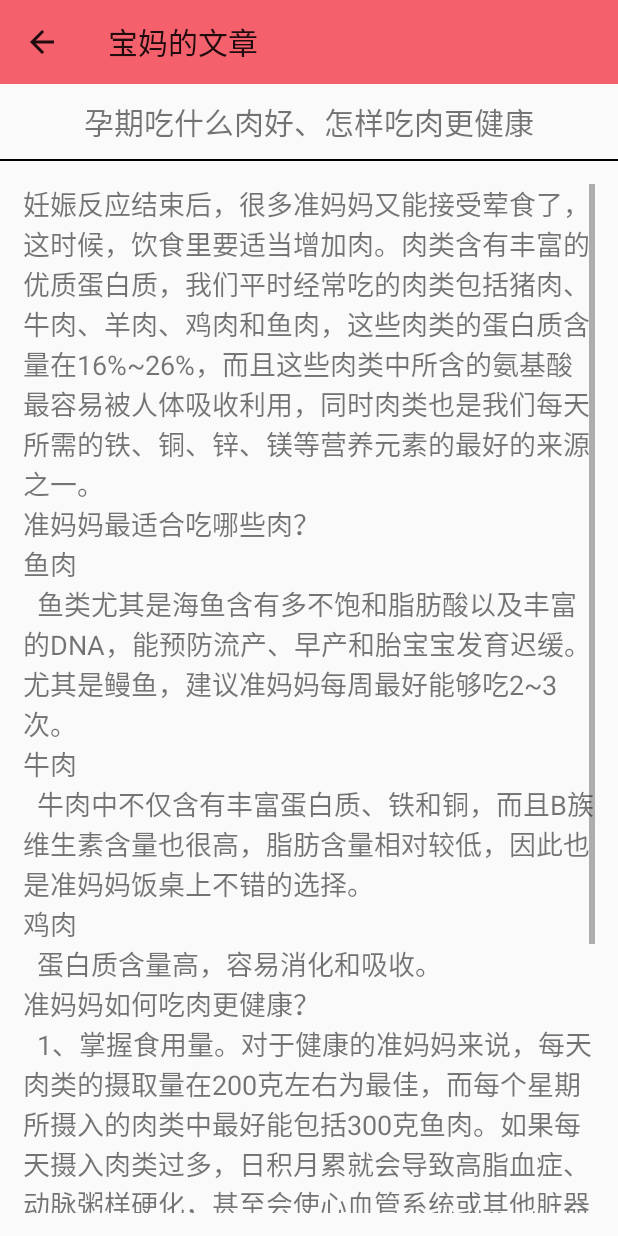
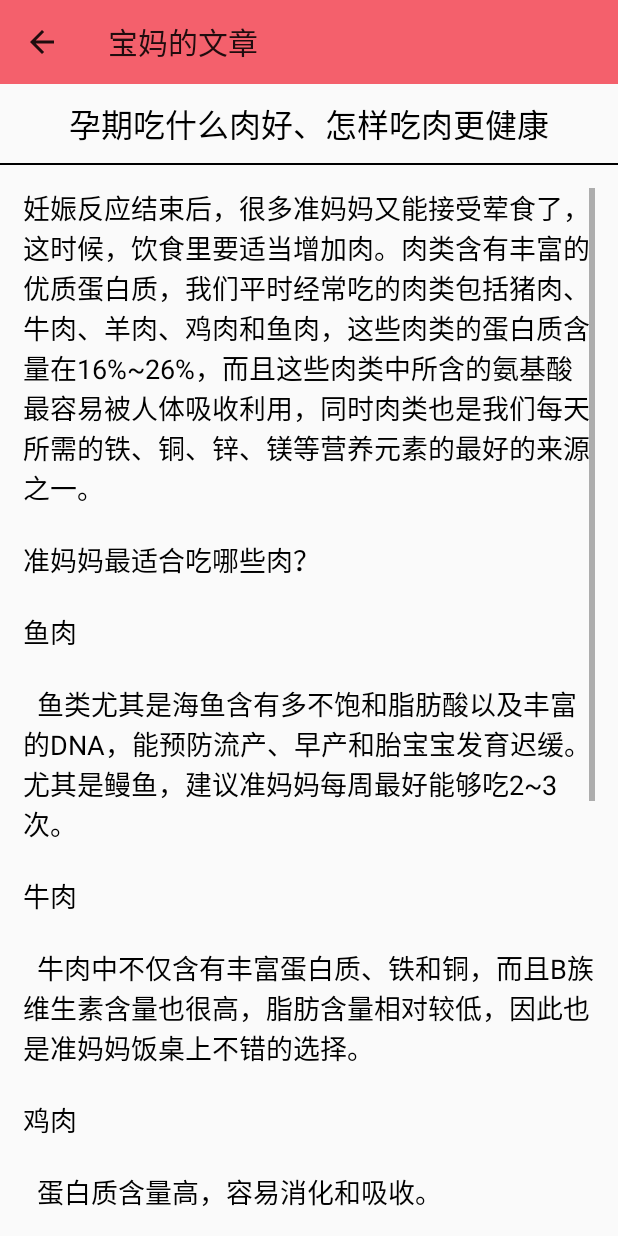
Before and after one commit to Jooooeeee/YunXiaoTang, an Android app: the WenZhangBtnActivity screen opened directly, with no data from a screen before it, after a tap on "孕期吃什么肉好，怎样吃肉更健康", on a phone screen of 412 x 824 dp. Run offline under Robolectric (Android 15) with nearby library versions, the phone set to English and light mode, and no system bars.

```diff
--- a/app/src/main/java/com/example/joe/WenZhangBtnActivity.java
+++ b/app/src/main/java/com/example/joe/WenZhangBtnActivity.java
@@ -39,13 +39,13 @@ public class WenZhangBtnActivity extends AppCompatActivity {
             public void onClick(View view) {
                 String titile="科学补充维生素C";
                 String content="维生素C在胎宝宝脑发育期起到提高脑功能敏锐的作用，孕期准妈妈充足地摄取维生素C，可以提高胎宝宝的智力。还有，维生素C对于胎宝宝的皮肤、骨骼、牙齿以及造血器官的生长发育有促进作用。另外，维生素C能够增强机体的免疫力，促进钙和铁的吸收，可以提高抗病能力并有效预防缺钙和缺铁。" +
-                        "怎样科学补充维生素C\n" +
+                        "怎样科学补充维生素C\n\n" +
                         "  1．可通过食用富含维生素C的蔬果来补充，如西红柿、青椒、黄瓜、菜花、大枣、草莓、柑橘、猕猴桃等。\n" +
                         "  2．蔬菜不要浸泡或煮得过久。\n" +
                         "  3．蔬菜尽量先洗再切，这样可以减少维生素C溶于水中的量。\n" +
                         "  4．蔬菜被撕碎、挤压都会造成维生素C的流失，因此应尽量吃新鲜蔬菜。\n" +
                         "  5．炒菜时，为了绿色蔬菜更青翠好看，有时会加点小苏打，维生素C就这样流失了。\n" +
-                        "  维生素C过量也有危害\n" +
+                        "  维生素C过量也有危害\n\n" +
                         "  准妈妈适量补充维生素C，每日大约130毫克，可预防胎宝宝先天性畸形，但是如果摄入过量，超过1000毫克，则会影响胚胎发育，长期过量服用还会使宝宝在出生后发生坏血症。此外，超过正常剂量很多倍服用维生素C，可能刺激准妈妈胃黏膜致出血并形成尿路结石。\n" +
                         "";
                 Intent intent=new Intent(WenZhangBtnActivity.this,WenActivity.class);
@@ -64,26 +64,26 @@ public class WenZhangBtnActivity extends AppCompatActivity {
                         "起居应以平和为上，如早晨多吸收新鲜空气，适当地活动，每日保证睡眠8小时，条件允许可以午睡一会。既不要过于贪睡，也不要太过劳累。养成每日定时大便的习惯，保证大便通畅，但避免用泻药。\n" +
                         "注意个人卫生" +
                         "多换衣，勤洗澡，但不宜选择盆浴。因为脏水和细菌会进入阴道引发感染。特别要注意阴部清洁，防止病菌感染；衣着应宽大，腰带不宜束紧；平时应穿平底鞋。\n" +
-                        "合理饮食\n" +
-                        "  薏米、山楂、螃蟹、甲鱼不宜多吃或尽量不吃。选择富含各种维生素及矿物质的食品，如各种蔬菜、水果、豆类、蛋类、肉类等\n" +
+                        "合理饮食\n\n" +
+                        "  薏米、山楂、螃蟹、甲鱼不宜多吃或尽量不吃。选择富含各种维生素及矿物质的食品，如各种蔬菜、水果、豆类、蛋类、肉类等\n\n" +
                         "影响腹部的动作要注意，" +
-                        "避免使腹部紧张或受压迫的动作，如弯腰、搬动重物、伸手到高处去取东西及频繁的上楼下楼等活动。\n" +
-                        "保持心情舒畅\n" +
+                        "避免使腹部紧张或受压迫的动作，如弯腰、搬动重物、伸手到高处去取东西及频繁的上楼下楼等活动。\n\n" +
+                        "保持心情舒畅\n\n" +
                         "   自然流产是因为准妈妈大脑皮层下中枢兴奋亢进所致，实验证明神经系统的功能状态对流产起着决定性的作用，因此妊娠期精神要舒畅，避免各种刺激。\n" +
-                        "＊孕事叮咛\n" +
-                        "  如果在孕早期发生自然流产，准妈妈不要太过于伤心，因为自然流产是一种淘汰缺陷胎\n" +
-                        "  宝宝的机制，不是完全有害的，流产后，一定要注意坐个小月子，养好身体。\n" +
+                        "＊孕事叮咛\n\n" +
+                        "  如果在孕早期发生自然流产，准妈妈不要太过于伤心，因为自然流产是一种淘汰缺陷胎\n\n" +
+                        "  宝宝的机制，不是完全有害的，流产后，一定要注意坐个小月子，养好身体。\n\n" +
                         "  小心易导致流产食物\n" +
                         "  妊娠期间，准妈妈应注意营养的摄入，但同时也该注意到有些饮食会对自己或者胎宝宝产生不良影响。准妈妈要熟悉对保胎、安胎不" +
-                        "利的食物。\n" +
-                        "  易导致流产的食物表：\n  薏米:对子宫平滑肌有兴奋作用，可促使子宫收缩，因而有诱发流产的可能。\n" +
-                        "  马齿苋:性寒凉而滑利，对于子宫有明显的兴奋作用，能使子宫收缩次数增多、强度増大，易造成流产。\n" +
-                        "  桂圆:性温味甘，极易助火，动胎动血。准妈妈食用后可能会出现燥热现象，甚至引起腹痛、“见红”等流产症状，甚至引起流产或早产。\n" +
-                        "  杏、杏仁:味酸性热，有滑胎作用。\n" +
-                        "  山楂:对子宫有收缩作用，准妈妈若大量食用山楂食品，会刺激子官收缩，甚至导致流产。\n" +
-                        "  芦荟:芦荟含有一定的毒素，准妈妈若饮用芦荟汁，会导致子宫出血，甚至造成流产。\n" +
-                        "  螃蟹:性寒凉，可用于活血祛瘀，也因而对准妈妈不利，尤其是蟹爪，易引发流产。\n" +
-                        "  甲鱼:性寒，有滋阴益肾的功效，但同时还有着较强的活血散瘀作用，准妈妈若食用容易造成流产\n";
+                        "利的食物。\n\n" +
+                        "  易导致流产的食物表：\n  薏米:对子宫平滑肌有兴奋作用，可促使子宫收缩，因而有诱发流产的可能。\n\n" +
+                        "  马齿苋:性寒凉而滑利，对于子宫有明显的兴奋作用，能使子宫收缩次数增多、强度増大，易造成流产。\n\n" +
+                        "  桂圆:性温味甘，极易助火，动胎动血。准妈妈食用后可能会出现燥热现象，甚至引起腹痛、“见红”等流产症状，甚至引起流产或早产。\n\n" +
+                        "  杏、杏仁:味酸性热，有滑胎作用。\n\n" +
+                        "  山楂:对子宫有收缩作用，准妈妈若大量食用山楂食品，会刺激子官收缩，甚至导致流产。\n\n" +
+                        "  芦荟:芦荟含有一定的毒素，准妈妈若饮用芦荟汁，会导致子宫出血，甚至造成流产。\n\n" +
+                        "  螃蟹:性寒凉，可用于活血祛瘀，也因而对准妈妈不利，尤其是蟹爪，易引发流产。\n\n" +
+                        "  甲鱼:性寒，有滋阴益肾的功效，但同时还有着较强的活血散瘀作用，准妈妈若食用容易造成流产\n\n";
                 Intent intent=new Intent(WenZhangBtnActivity.this,WenActivity.class);
                 intent.putExtra("title",titile);
                 intent.putExtra("content",content);
@@ -94,21 +94,21 @@ public class WenZhangBtnActivity extends AppCompatActivity {
             @Override
             public void onClick(View view) {
                 String titile="孕3月保健护理";
-                String content="  该去医院进行第一次正式产检了产前检査在很大程度上可以为准妈妈和胎宝宝的健康提供保证。定期进行产前检查，与医生保持密切的联系，是每个准妈妈都应该积极去做的。\n" +
-                        "  第一次产检什么时候去\n" +
-                        "  一般来说，系统的产前检查从怀孕11～13周开始。但各地医院的规定可能略有差异，特别是医疗资源颇为紧张的大城市，如北京、上海等。第一次产前检查的时候最好提前到7～9周，准妈妈最好提前询问自己选择的医院的具体规定。\n" +
-                        "  第一次产检有哪些项目\n" +
-                        "  第一次产检时，医生会测量准妈妈的身高、体重、血压、宫高、腹围，进行全身体格检查，并核对孕周。此外，准妈妈还需进行一系列实验室检查，包括血常规、血型、乙丙肝抗体、艾滋病抗体、梅毒抗体、肝功能、尿检、心电图检查。\n" +
-                        "＊孕事叮咛\n" +
-                        "  准妈妈最好在上午空腹去医院，因为需要进行各种血常规检查。还应带一瓶水。做过全身体检者可以带上体检报告，有些检查项目就不必重复检查了。\n" +
-                        "11周进行NT排畸檢査\n" +
+                String content="  该去医院进行第一次正式产检了产前检査在很大程度上可以为准妈妈和胎宝宝的健康提供保证。定期进行产前检查，与医生保持密切的联系，是每个准妈妈都应该积极去做的。\n\n" +
+                        "  第一次产检什么时候去\n\n" +
+                        "  一般来说，系统的产前检查从怀孕11～13周开始。但各地医院的规定可能略有差异，特别是医疗资源颇为紧张的大城市，如北京、上海等。第一次产前检查的时候最好提前到7～9周，准妈妈最好提前询问自己选择的医院的具体规定。\n\n" +
+                        "  第一次产检有哪些项目\n\n" +
+                        "  第一次产检时，医生会测量准妈妈的身高、体重、血压、宫高、腹围，进行全身体格检查，并核对孕周。此外，准妈妈还需进行一系列实验室检查，包括血常规、血型、乙丙肝抗体、艾滋病抗体、梅毒抗体、肝功能、尿检、心电图检查。\n\n" +
+                        "＊孕事叮咛\n\n" +
+                        "  准妈妈最好在上午空腹去医院，因为需要进行各种血常规检查。还应带一瓶水。做过全身体检者可以带上体检报告，有些检查项目就不必重复检查了。\n\n" +
+                        "11周进行NT排畸檢査\n\n" +
                         "  NT检查实际上是超声检查胎儿须项透明带。有相关的研究发现，在准妈妈怀孕11～14周，若孩子的颈项透明带增厚，就说明胎儿可能有问题。颈项透明带增厚也与胎儿染色体核型、胎儿先天性心脏病以及其他结构畸形有关，颈项透明带越厚，胎儿异常的概率越大。" +
                         "因此，NT检查的目的是在妊娠较早阶段筛查染色体疾病和发现多种原因造成的胎儿异常。" +
                         "医生可通过B超进行NT检查胎宝宝的颈项透明带的厚度。若测量值小于3毫米则属于正常，若是超过3毫米就需要进一步检査，如进行羊水穿刺等" +
-                        "NT检查最好在怀孕11-14周做，比做中孕期血清唐氏综合征筛查的时间更早。而过了14周，过多的液体可能被宝宝正在发育的淋巴系统吸收，检查会不准确。\n" +
-                        "＊孕事叮咛\n" +
-                        "  NT检查，然后再配合抽血化验，唐氏综合征的检出率能达到85％以上。\n" +
-                        "  建档都需要做什么准备\n" +
+                        "NT检查最好在怀孕11-14周做，比做中孕期血清唐氏综合征筛查的时间更早。而过了14周，过多的液体可能被宝宝正在发育的淋巴系统吸收，检查会不准确。\n\n" +
+                        "＊孕事叮咛\n\n" +
+                        "  NT检查，然后再配合抽血化验，唐氏综合征的检出率能达到85％以上。\n\n" +
+                        "  建档都需要做什么准备\n\n" +
                         "  大部分医院要求满孕12周才给建档,但有的医院孕6周就开始预建档，有的则要求在孕16周时才可以。如果此前都没有做过产检在建档时需要先做B超，若胎儿在官腔中，有胎心，就可以建档了。建档需要携带的材料也不同，有些医院只要夫妻双方的身份证就可以了，有的则要求必须带准生证或围产卡、母子健康档案等。决定了在哪家医院建档后，最好先向医院咨询清楚，做好心理准备。" +
                         "如果之前没做过检查，医生会让你先做B超，看看胎儿是否正常。胎儿正常，医生会填一张表，内容包括姓名、年龄、家庭住址、结婚年龄、月经情况、既往怀孕情况、既往病史、有无外伤史、药物过敏史、家族遗传病、怀孕前后有无用过药物、有无接受过放射线等。" +
                         "填完表之后，医生会安排你做一系列检查，大概有身高、体重、血压、宫高、腹围、胎方位、胎心、尿常规、血常规、心电图等。";
@@ -122,18 +122,18 @@ public class WenZhangBtnActivity extends AppCompatActivity {
             @Override
             public void onClick(View view) {
                 String titile="孕期吃什么肉好、怎样吃肉更健康";
-                String content="妊娠反应结束后，很多准妈妈又能接受荤食了，这时候，饮食里要适当增加肉。肉类含有丰富的优质蛋白质，我们平时经常吃的肉类包括猪肉、牛肉、羊肉、鸡肉和鱼肉，这些肉类的蛋白质含量在16%~26%，而且这些肉类中所含的氨基酸最容易被人体吸收利用，同时肉类也是我们每天所需的铁、铜、锌、镁等营养元素的最好的来源之一。\n" +
-                        "准妈妈最适合吃哪些肉？\n" +
-                        "鱼肉\n" +
-                        "  鱼类尤其是海鱼含有多不饱和脂肪酸以及丰富的DNA，能预防流产、早产和胎宝宝发育迟缓。尤其是鳗鱼，建议准妈妈每周最好能够吃2~3次。\n"+
-                        "牛肉\n" +
-                        "  牛肉中不仅含有丰富蛋白质、铁和铜，而且B族维生素含量也很高，脂肪含量相对较低，因此也是准妈妈饭桌上不错的选择。\n" +
-                        "鸡肉\n" +
-                        "  蛋白质含量高，容易消化和吸收。\n"+
-                        "准妈妈如何吃肉更健康？\n" +
+                String content="妊娠反应结束后，很多准妈妈又能接受荤食了，这时候，饮食里要适当增加肉。肉类含有丰富的优质蛋白质，我们平时经常吃的肉类包括猪肉、牛肉、羊肉、鸡肉和鱼肉，这些肉类的蛋白质含量在16%~26%，而且这些肉类中所含的氨基酸最容易被人体吸收利用，同时肉类也是我们每天所需的铁、铜、锌、镁等营养元素的最好的来源之一。\n\n" +
+                        "准妈妈最适合吃哪些肉？\n\n" +
+                        "鱼肉\n\n" +
+                        "  鱼类尤其是海鱼含有多不饱和脂肪酸以及丰富的DNA，能预防流产、早产和胎宝宝发育迟缓。尤其是鳗鱼，建议准妈妈每周最好能够吃2~3次。\n\n"+
+                        "牛肉\n\n" +
+                        "  牛肉中不仅含有丰富蛋白质、铁和铜，而且B族维生素含量也很高，脂肪含量相对较低，因此也是准妈妈饭桌上不错的选择。\n\n" +
+                        "鸡肉\n\n" +
+                        "  蛋白质含量高，容易消化和吸收。\n\n"+
+                        "准妈妈如何吃肉更健康？\n\n" +
                         "  1、掌握食用量。对于健康的准妈妈来说，每天肉类的摄取量在200克左右为最佳，而每个星期所摄入的肉类中最好能包括300克鱼肉。如果每天摄入肉类过多，日积月累就会导致高脂血症、动脉粥样硬化，甚至会使心血管系统或其他脏器发生病变。\n" +
                         "  2、和豆类、豆制品一起食用。可以降低血液中的胆固醇，增加多不饱和脂肪酸的含量，减少动脉硬化等疾病的发病率。\n" +
-                        "  3、补充足够的膳食纤维。膳食纤维能够减少食用肉类后，脂肪、胆固醇在肠道内的吸收，有降血脂。降低胆固醇的作用。还能有效地预防便秘，是肉食的最佳配餐。\n";
+                        "  3、补充足够的膳食纤维。膳食纤维能够减少食用肉类后，脂肪、胆固醇在肠道内的吸收，有降血脂。降低胆固醇的作用。还能有效地预防便秘，是肉食的最佳配餐。\n\n";
                 Intent intent=new Intent(WenZhangBtnActivity.this,WenActivity.class);
                 intent.putExtra("title",titile);
                 intent.putExtra("content",content);
--- a/app/src/main/res/layout/news_content_frag.xml
+++ b/app/src/main/res/layout/news_content_frag.xml
@@ -16,11 +16,14 @@
             android:gravity="center"
             android:id="@+id/news_title"
             android:padding="10dp"
-            android:textSize="20sp"
+            android:textSize="21sp"
+            android:textColor="#000"
             />
         <View
             android:layout_width="match_parent"
             android:layout_height="1dp"
+            android:paddingLeft="15dp"
+            android:paddingRight="15dp"
             android:background="#000"/>
         <TextView
             android:layout_width="match_parent"
@@ -29,6 +32,7 @@
             android:id="@+id/news_content"
             android:padding="15dp"
             android:textSize="18sp"
+            android:textColor="#000"
             android:scrollbars="vertical"
             />
     </LinearLayout>
```
Also changed, not shown: app/src/main/java/com/example/joe/MainActivity.java (+12 -5 lines), app/src/main/res/layout/activity_main.xml (+4 -3 lines).
